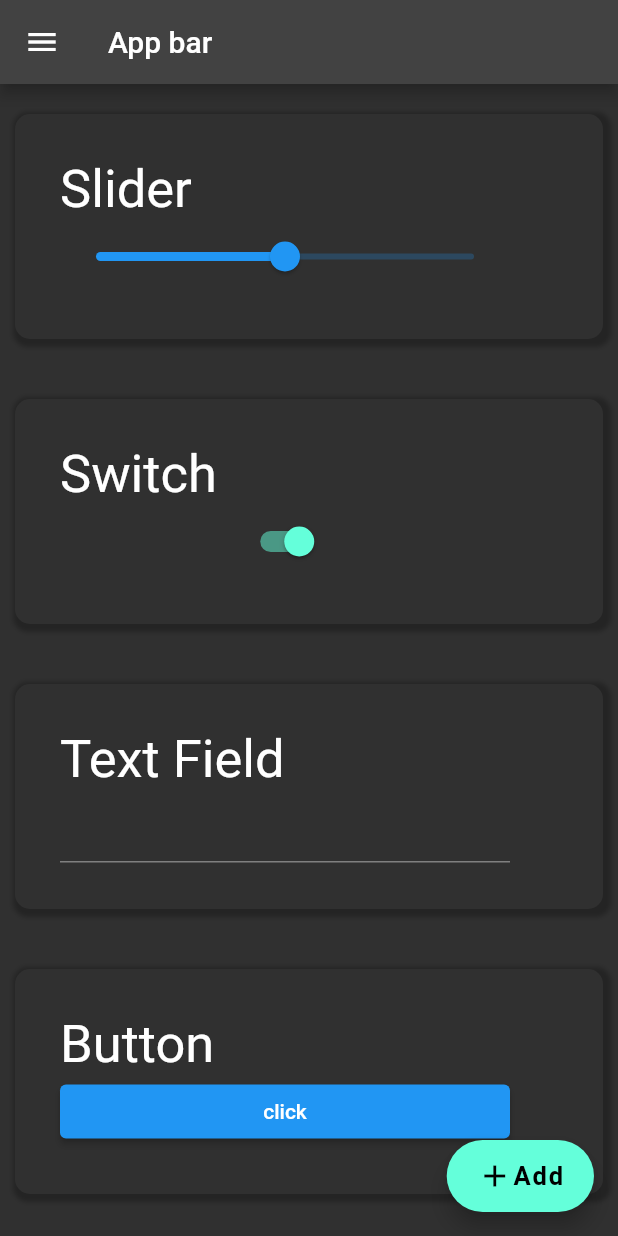
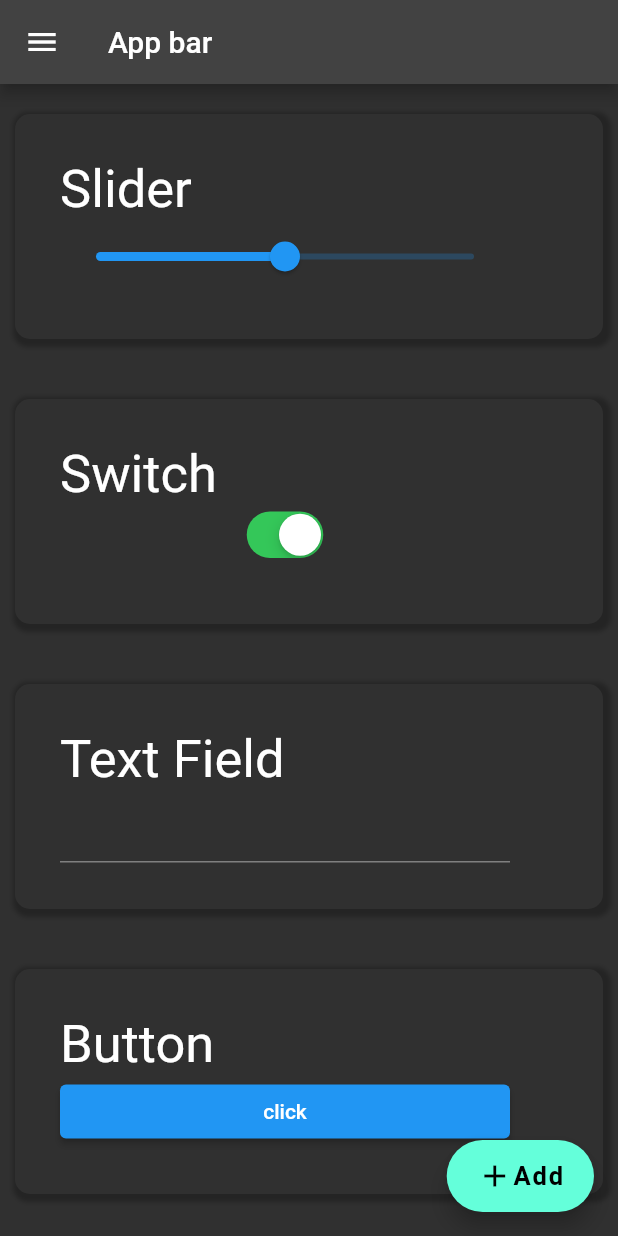
Before and after one commit to UrosSysPro/5.-godina-2022-2023-flutter, a Flutter app: the screen it shows after launch, on a phone screen of 412 x 824 dp. Run offline on Flutter 3.47's test engine with Material 2 defaults, Android fonts, the phone set to English and light mode, and no system bars.

Commit message:
radi editovanje postova

```diff
--- a/lib/Card.dart
+++ b/lib/Card.dart
@@ -1,15 +1,31 @@
+import 'package:app/CardEditPage.dart';
+import 'package:app/MainPage.dart';
+import 'package:flutter/cupertino.dart';
 import 'package:flutter/material.dart';
 
 class Card extends StatelessWidget {
   late Widget widget;
   late String title;
+  Widget? page;
 
-  Card({ Key? key, required this.widget, required this.title  }) : super(key: key);
+  Card({ Key? key, required this.widget, required this.title,this.page}) : super(key: key);
 
   @override
   Widget build(BuildContext context) {
     return Padding(
             padding: EdgeInsets.symmetric(vertical: 20,horizontal: 10),
+            child: GestureDetector(
+              onTap: (){
+                if(page!=null){
+                  Navigator.push(
+                    context,
+                    MaterialPageRoute(builder: (context){
+                      return page!;
+                    })
+                  );
+                }
+
+              },
               child: new Container(
                 width: 10000,
                 height: 150,
@@ -43,6 +59,7 @@ class Card extends StatelessWidget {
                   ),
                 ),
               ),
+            ),
   );
   }
 }
--- a/lib/MainPage.dart
+++ b/lib/MainPage.dart
@@ -1,6 +1,8 @@
 // ignore_for_file: prefer_const_constructors, prefer_const_literals_to_create_immutables, sort_child_properties_last
 
 import 'package:app/Card.dart' as app;
+import 'package:app/CardEditPage.dart';
+import 'package:flutter/cupertino.dart';
 import 'package:flutter/material.dart';
 
 class MainPage extends StatefulWidget {
@@ -96,18 +98,23 @@ class _MainPageState extends State<MainPage> {
         ),
       ),
 
-      body: ListView(
-        children: [
-          Builder(builder: (context){
-            List<Widget> widgeti=[];
+      body: Builder(
+        builder: (context) {
+
+          List<Widget> children=[];
+
           for(int i=0;i<lista.length;i++){
-              widgeti.add(Text(lista[i]));
+            children.add(
+              app.Card(
+                widget:Container(),
+                title: lista[i],
+                page: CardEditPage(lista,i),
+              )
+            );
           }
-            return Column(
-              mainAxisSize: MainAxisSize.min,
-              children: widgeti,
-            );
-          }),
+
+          children.addAll(
+            [
               app.Card(
                 title:"Slider",
                 widget: Slider(
@@ -121,7 +128,7 @@ class _MainPageState extends State<MainPage> {
               ),
               app.Card(
                 title: "Switch",
-            widget: Switch(
+                widget: CupertinoSwitch(
                   value: switchValue,
                   onChanged: (value){
                     setState(() {
@@ -139,7 +146,13 @@ class _MainPageState extends State<MainPage> {
               ),
               app.Card(title: "Text Field",widget: TextField()),
               app.Card(title: "Button",widget: ElevatedButton(child: Text("click"),onPressed: (){},))
-        ],
+            ]
+          );
+
+          return ListView(
+            children: children,
+          );
+        }
       )
 
     ));
--- a/lib/main.dart
+++ b/lib/main.dart
@@ -1,6 +1,7 @@
 
 // ignore_for_file: prefer_const_constructors, prefer_const_literals_to_create_immutables
 
+import 'package:app/LoadingAnimation.dart';
 import 'package:app/MainPage.dart';
 import 'package:flutter/material.dart';
 
--- a/pubspec.yaml
+++ b/pubspec.yaml
@@ -36,6 +36,7 @@ dependencies:
   # The following adds the Cupertino Icons font to your application.
   # Use with the CupertinoIcons class for iOS style icons.
   cupertino_icons: ^1.0.2
+  provider: ^6.0.5
 
 dev_dependencies:
   flutter_test:
```
Also changed, not shown: lib/CardEditPage.dart (added, +43 -0 lines), lib/LoadingAnimation.dart (added, +14 -0 lines), pubspec.lock. Lines whose indentation alone changed are shown as unchanged.
